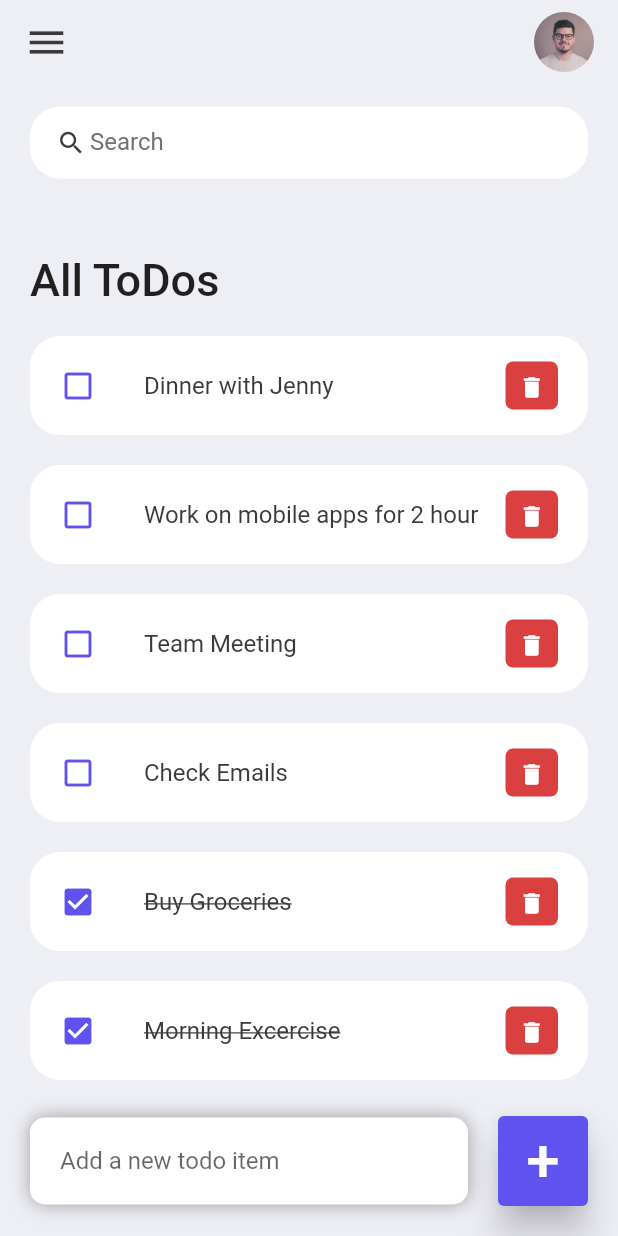
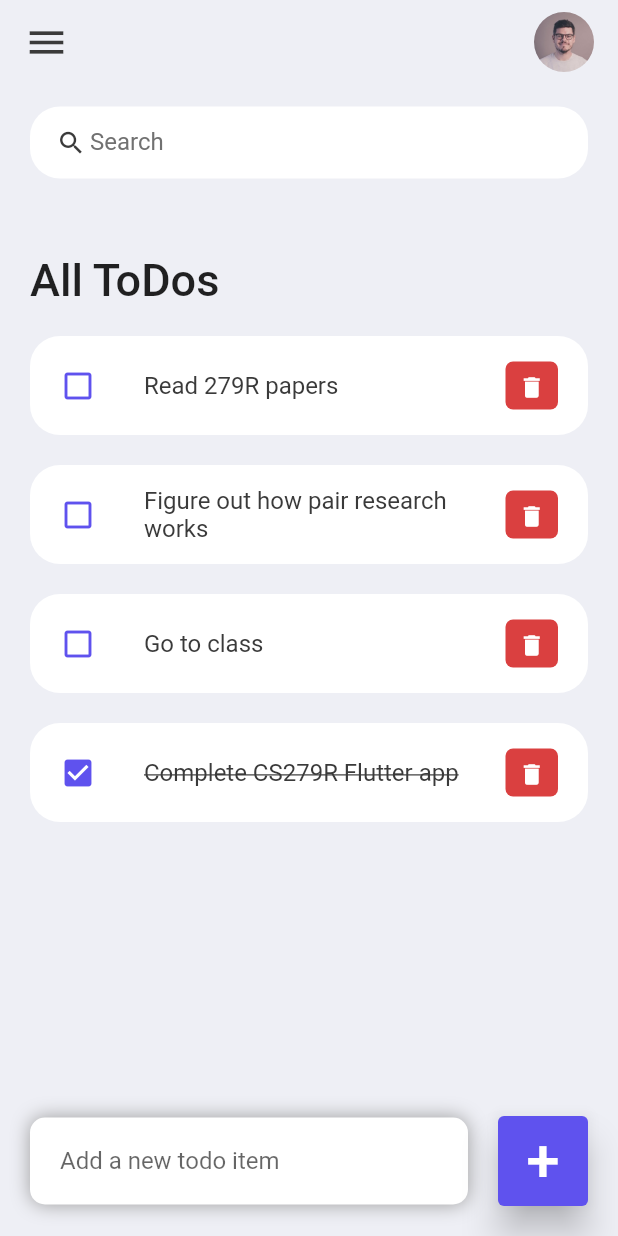
Before and after one commit to JSOD11/CS279, a Flutter app: the screen it shows after launch, on a phone screen of 412 x 824 dp. Run offline on Flutter 3.47's test engine with Material 2 defaults, Android fonts, the light colour scheme and no system bars.

Commit message:
bug fixes

```diff
--- a/flutter_todo_app/lib/constants/colors.dart
+++ b/flutter_todo_app/lib/constants/colors.dart
@@ -1,3 +1,5 @@
+// sets colors for the app
+
 import 'package:flutter/material.dart';
 
 const Color tdRed = Color(0xFFDA4040);
--- a/flutter_todo_app/lib/main.dart
+++ b/flutter_todo_app/lib/main.dart
@@ -6,16 +6,19 @@ void main() {
   runApp(const MyApp());
 }
 
+// creates app
 class MyApp extends StatelessWidget {
   const MyApp({Key? key}) : super(key: key);
 
-  // This widget is the root of your application.
+  // This widget is the root of the application
   @override
   Widget build(BuildContext context) {
     SystemChrome.setSystemUIOverlayStyle(
         SystemUiOverlayStyle(statusBarColor: Colors.transparent));
+    // creates app
     return MaterialApp(
       debugShowCheckedModeBanner: false,
+      //set title
       title: 'ToDo App',
       home: Home(),
     );
--- a/flutter_todo_app/lib/model/todo.dart
+++ b/flutter_todo_app/lib/model/todo.dart
@@ -1,3 +1,5 @@
+// defines how todo is structured
+
 class ToDo {
   String? id;
   String? todoText;
@@ -9,14 +11,13 @@ class ToDo {
     this.isDone = false,
   });
 
+  // initial list is prepopulated with some todos
   static List<ToDo> todoList() {
     return [
-      ToDo(id: '01', todoText: 'Morning Excercise', isDone: true ),
-      ToDo(id: '02', todoText: 'Buy Groceries', isDone: true ),
-      ToDo(id: '03', todoText: 'Check Emails', ),
-      ToDo(id: '04', todoText: 'Team Meeting', ),
-      ToDo(id: '05', todoText: 'Work on mobile apps for 2 hour', ),
-      ToDo(id: '06', todoText: 'Dinner with Jenny', ),
+      ToDo(id: '01', todoText: 'Complete CS279R Flutter app', isDone: true ),
+      ToDo(id: '03', todoText: 'Go to class', ),
+      ToDo(id: '04', todoText: 'Figure out how pair research works', ),
+      ToDo(id: '05', todoText: 'Read 279R papers', ),
     ];
   }
 }
```
Also changed, not shown: flutter_todo_app/lib/screens/home.dart (+16 -1 lines), flutter_todo_app/lib/widgets/todo_item.dart (+6 -1 lines), 1 other file.
